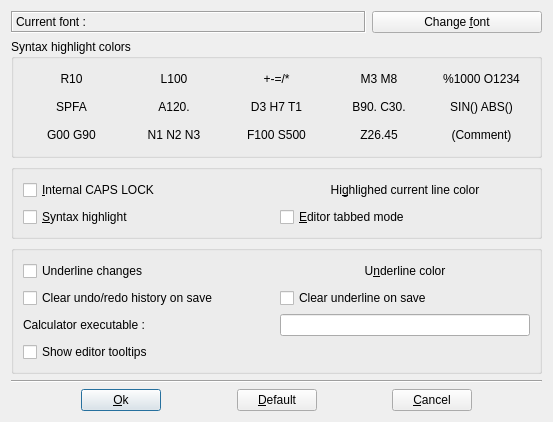
GCodeProjects/GCodeWorkShop, file src/setupdialog.ui: the form before one commit.
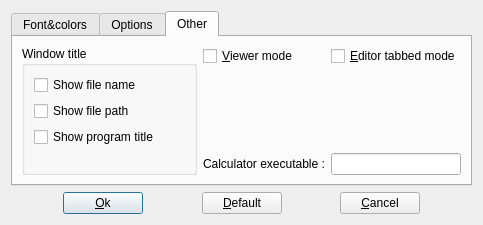
The form after the commit. The open tabs and pages were chosen to show the change. Icons and pictures are not drawn.

Commit message: New options in find and find file. Changes in configuration dialog. Changes in serial port configuration dialog.

The edit to the form file:
```diff
--- a/src/setupdialog.ui
+++ b/src/setupdialog.ui
@@ -6,14 +6,138 @@
    <rect>
     <x>0</x>
     <y>0</y>
-    <width>553</width>
-    <height>408</height>
+    <width>483</width>
+    <height>225</height>
    </rect>
   </property>
   <property name="windowTitle">
    <string>Dialog</string>
   </property>
-  <layout class="QVBoxLayout" name="verticalLayout_3">
+  <layout class="QGridLayout" name="gridLayout_5">
+   <item row="3" column="0">
+    <layout class="QHBoxLayout" name="horizontalLayout">
+     <item>
+      <spacer name="horizontalSpacer">
+       <property name="orientation">
+        <enum>Qt::Horizontal</enum>
+       </property>
+       <property name="sizeHint" stdset="0">
+        <size>
+         <width>40</width>
+         <height>20</height>
+        </size>
+       </property>
+      </spacer>
+     </item>
+     <item>
+      <widget class="QPushButton" name="okButton">
+       <property name="text">
+        <string>&amp;Ok</string>
+       </property>
+       <property name="icon">
+        <iconset resource="application.qrc">
+         <normaloff>:/images/ok.png</normaloff>:/images/ok.png</iconset>
+       </property>
+       <property name="default">
+        <bool>true</bool>
+       </property>
+      </widget>
+     </item>
+     <item>
+      <spacer name="horizontalSpacer_3">
+       <property name="orientation">
+        <enum>Qt::Horizontal</enum>
+       </property>
+       <property name="sizeHint" stdset="0">
+        <size>
+         <width>40</width>
+         <height>20</height>
+        </size>
+       </property>
+      </spacer>
+     </item>
+     <item>
+      <widget class="QPushButton" name="defaultButton">
+       <property name="text">
+        <string>&amp;Default</string>
+       </property>
+       <property name="icon">
+        <iconset resource="application.qrc">
+         <normaloff>:/images/default.png</normaloff>:/images/default.png</iconset>
+       </property>
+       <property name="autoDefault">
+        <bool>false</bool>
+       </property>
+      </widget>
+     </item>
+     <item>
+      <spacer name="horizontalSpacer_4">
+       <property name="orientation">
+        <enum>Qt::Horizontal</enum>
+       </property>
+       <property name="sizeHint" stdset="0">
+        <size>
+         <width>40</width>
+         <height>20</height>
+        </size>
+       </property>
+      </spacer>
+     </item>
+     <item>
+      <widget class="QPushButton" name="cancelButton">
+       <property name="text">
+        <string>&amp;Cancel</string>
+       </property>
+       <property name="icon">
+        <iconset resource="application.qrc">
+         <normaloff>:/images/window-close.png</normaloff>:/images/window-close.png</iconset>
+       </property>
+       <property name="autoDefault">
+        <bool>false</bool>
+       </property>
+      </widget>
+     </item>
+     <item>
+      <spacer name="horizontalSpacer_2">
+       <property name="orientation">
+        <enum>Qt::Horizontal</enum>
+       </property>
+       <property name="sizeHint" stdset="0">
+        <size>
+         <width>40</width>
+         <height>20</height>
+        </size>
+       </property>
+      </spacer>
+     </item>
+    </layout>
+   </item>
+   <item row="1" column="0">
+    <widget class="QTabWidget" name="tabWidget">
+     <property name="tabPosition">
+      <enum>QTabWidget::North</enum>
+     </property>
+     <property name="currentIndex">
+      <number>0</number>
+     </property>
+     <widget class="QWidget" name="fontColorTab">
+      <attribute name="title">
+       <string>Font&amp;&amp;colors</string>
+      </attribute>
+      <layout class="QVBoxLayout" name="verticalLayout_4">
+       <item>
+        <spacer name="verticalSpacer_2">
+         <property name="orientation">
+          <enum>Qt::Vertical</enum>
+         </property>
+         <property name="sizeHint" stdset="0">
+          <size>
+           <width>20</width>
+           <height>1</height>
+          </size>
+         </property>
+        </spacer>
+       </item>
    <item>
     <layout class="QHBoxLayout" name="horizontalLayout_2">
      <item>
@@ -51,11 +175,28 @@
     </layout>
    </item>
    <item>
-    <widget class="QGroupBox" name="buttonGroupBox">
-     <property name="title">
+        <spacer name="verticalSpacer_4">
+         <property name="orientation">
+          <enum>Qt::Vertical</enum>
+         </property>
+         <property name="sizeHint" stdset="0">
+          <size>
+           <width>20</width>
+           <height>40</height>
+          </size>
+         </property>
+        </spacer>
+       </item>
+       <item>
+        <widget class="QLabel" name="label_2">
+         <property name="text">
       <string>Syntax highlight colors</string>
      </property>
-     <layout class="QHBoxLayout" name="horizontalLayout_3">
+         <property name="alignment">
+          <set>Qt::AlignCenter</set>
+         </property>
+        </widget>
+       </item>
       <item>
        <layout class="QGridLayout" name="gridLayout">
         <item row="2" column="3">
@@ -218,30 +359,19 @@
       </item>
      </layout>
     </widget>
-   </item>
-   <item>
-    <widget class="QGroupBox" name="groupBox">
-     <property name="title">
-      <string/>
-     </property>
-     <layout class="QVBoxLayout" name="verticalLayout">
-      <item>
-       <layout class="QGridLayout" name="gridLayout_2">
-        <item row="0" column="0">
-         <widget class="QCheckBox" name="capsLockCheckBox">
-          <property name="text">
-           <string>&amp;Internal CAPS LOCK</string>
-          </property>
-         </widget>
-        </item>
-        <item row="1" column="0">
+     <widget class="QWidget" name="optionsTab">
+      <attribute name="title">
+       <string>Options</string>
+      </attribute>
+      <layout class="QGridLayout" name="gridLayout_6">
+       <item row="4" column="0">
          <widget class="QCheckBox" name="syntaxHCheckBox">
           <property name="text">
            <string>&amp;Syntax highlight</string>
           </property>
          </widget>
         </item>
-        <item row="0" column="1">
+       <item row="4" column="2">
          <widget class="QPushButton" name="curLineColorButton">
           <property name="toolTip">
            <string>Highlighed current line color</string>
@@ -257,34 +387,27 @@
           </property>
          </widget>
         </item>
-        <item row="1" column="1">
-         <widget class="QCheckBox" name="tabbedModecheckBox">
-          <property name="text">
-           <string>&amp;Editor tabbed mode</string>
-          </property>
-         </widget>
-        </item>
-       </layout>
-      </item>
-     </layout>
-    </widget>
-   </item>
-   <item>
-    <widget class="QGroupBox" name="groupBox_2">
-     <property name="title">
-      <string/>
-     </property>
-     <layout class="QVBoxLayout" name="verticalLayout_2">
-      <item>
-       <layout class="QGridLayout" name="gridLayout_3">
-        <item row="0" column="0">
+       <item row="4" column="1">
+        <spacer name="horizontalSpacer_5">
+         <property name="orientation">
+          <enum>Qt::Horizontal</enum>
+         </property>
+         <property name="sizeHint" stdset="0">
+          <size>
+           <width>40</width>
+           <height>20</height>
+          </size>
+         </property>
+        </spacer>
+       </item>
+       <item row="6" column="2">
          <widget class="QCheckBox" name="underlineCheckBox">
           <property name="text">
            <string>Underline changes</string>
           </property>
          </widget>
         </item>
-        <item row="0" column="1">
+       <item row="5" column="2">
          <widget class="QPushButton" name="underlineColorButton">
           <property name="toolTip">
            <string>Underline color</string>
@@ -300,6 +423,138 @@
           </property>
          </widget>
         </item>
+       <item row="5" column="0">
+        <widget class="QCheckBox" name="capsLockCheckBox">
+         <property name="text">
+          <string>&amp;Internal CAPS LOCK</string>
+         </property>
+        </widget>
+       </item>
+       <item row="6" column="0">
+        <widget class="QCheckBox" name="editorToolTipsCheckBox">
+         <property name="text">
+          <string>Show editor tooltips</string>
+         </property>
+         <property name="checked">
+          <bool>false</bool>
+         </property>
+        </widget>
+       </item>
+       <item row="7" column="0">
+        <widget class="QCheckBox" name="clearUndocheckBox">
+         <property name="toolTip">
+          <string>Clear undo/redo history on save</string>
+         </property>
+         <property name="text">
+          <string>Clear undo/redo history on save</string>
+         </property>
+        </widget>
+       </item>
+       <item row="7" column="2">
+        <widget class="QCheckBox" name="clearUnderlinecheckBox">
+         <property name="toolTip">
+          <string>Clear underline changes on save</string>
+         </property>
+         <property name="text">
+          <string>Clear underline on save</string>
+         </property>
+        </widget>
+       </item>
+       <item row="9" column="2">
+        <spacer name="verticalSpacer_3">
+         <property name="orientation">
+          <enum>Qt::Vertical</enum>
+         </property>
+         <property name="sizeHint" stdset="0">
+          <size>
+           <width>20</width>
+           <height>40</height>
+          </size>
+         </property>
+        </spacer>
+       </item>
+      </layout>
+     </widget>
+     <widget class="QWidget" name="otherTab">
+      <attribute name="title">
+       <string>Other</string>
+      </attribute>
+      <layout class="QHBoxLayout" name="horizontalLayout_3">
+       <item>
+        <widget class="QGroupBox" name="groupBox">
+         <property name="title">
+          <string>Window title</string>
+         </property>
+         <layout class="QGridLayout" name="gridLayout_2">
+          <item row="0" column="0">
+           <widget class="QCheckBox" name="fileNameCheckBox">
+            <property name="text">
+             <string>Show file name</string>
+            </property>
+           </widget>
+          </item>
+          <item row="1" column="0">
+           <widget class="QCheckBox" name="filePathCheckBox">
+            <property name="text">
+             <string>Show file path</string>
+            </property>
+           </widget>
+          </item>
+          <item row="2" column="0">
+           <widget class="QCheckBox" name="titleCheckBox">
+            <property name="text">
+             <string>Show program title</string>
+            </property>
+           </widget>
+          </item>
+          <item row="3" column="0">
+           <spacer name="verticalSpacer_5">
+            <property name="orientation">
+             <enum>Qt::Vertical</enum>
+            </property>
+            <property name="sizeHint" stdset="0">
+             <size>
+              <width>20</width>
+              <height>40</height>
+             </size>
+            </property>
+           </spacer>
+          </item>
+         </layout>
+        </widget>
+       </item>
+       <item>
+        <layout class="QGridLayout" name="gridLayout_3">
+         <item row="0" column="1">
+          <widget class="QCheckBox" name="tabbedModecheckBox">
+           <property name="text">
+            <string>&amp;Editor tabbed mode</string>
+           </property>
+          </widget>
+         </item>
+         <item row="0" column="0">
+          <widget class="QCheckBox" name="readOnlyModeCheckBox">
+           <property name="toolTip">
+            <string>If set, all files will be opened in read-only mode</string>
+           </property>
+           <property name="text">
+            <string>&amp;Viewer mode</string>
+           </property>
+          </widget>
+         </item>
+         <item row="4" column="1">
+          <spacer name="verticalSpacer">
+           <property name="orientation">
+            <enum>Qt::Vertical</enum>
+           </property>
+           <property name="sizeHint" stdset="0">
+            <size>
+             <width>20</width>
+             <height>40</height>
+            </size>
+           </property>
+          </spacer>
+         </item>
         <item row="5" column="1">
          <widget class="QLineEdit" name="calcLineEdit">
           <property name="sizePolicy">
@@ -320,146 +575,12 @@
           </property>
          </widget>
         </item>
-        <item row="1" column="0">
-         <widget class="QCheckBox" name="clearUndocheckBox">
-          <property name="toolTip">
-           <string>Clear undo/redo history on save</string>
-          </property>
-          <property name="text">
-           <string>Clear undo/redo history on save</string>
-          </property>
-         </widget>
-        </item>
-        <item row="1" column="1">
-         <widget class="QCheckBox" name="clearUnderlinecheckBox">
-          <property name="toolTip">
-           <string>Clear underline changes on save</string>
-          </property>
-          <property name="text">
-           <string>Clear underline on save</string>
-          </property>
-         </widget>
-        </item>
-        <item row="6" column="0">
-         <widget class="QCheckBox" name="editorToolTipsCheckBox">
-          <property name="text">
-           <string>Show editor tooltips</string>
-          </property>
-          <property name="checked">
-           <bool>false</bool>
-          </property>
-         </widget>
-        </item>
        </layout>
       </item>
      </layout>
     </widget>
-   </item>
-   <item>
-    <widget class="Line" name="line">
-     <property name="orientation">
-      <enum>Qt::Horizontal</enum>
-     </property>
     </widget>
    </item>
-   <item>
-    <layout class="QHBoxLayout" name="horizontalLayout">
-     <item>
-      <spacer name="horizontalSpacer">
-       <property name="orientation">
-        <enum>Qt::Horizontal</enum>
-       </property>
-       <property name="sizeHint" stdset="0">
-        <size>
-         <width>40</width>
-         <height>20</height>
-        </size>
-       </property>
-      </spacer>
-     </item>
-     <item>
-      <widget class="QPushButton" name="okButton">
-       <property name="text">
-        <string>&amp;Ok</string>
-       </property>
-       <property name="icon">
-        <iconset resource="application.qrc">
-         <normaloff>:/images/ok.png</normaloff>:/images/ok.png</iconset>
-       </property>
-       <property name="default">
-        <bool>true</bool>
-       </property>
-      </widget>
-     </item>
-     <item>
-      <spacer name="horizontalSpacer_3">
-       <property name="orientation">
-        <enum>Qt::Horizontal</enum>
-       </property>
-       <property name="sizeHint" stdset="0">
-        <size>
-         <width>40</width>
-         <height>20</height>
-        </size>
-       </property>
-      </spacer>
-     </item>
-     <item>
-      <widget class="QPushButton" name="defaultButton">
-       <property name="text">
-        <string>&amp;Default</string>
-       </property>
-       <property name="icon">
-        <iconset resource="application.qrc">
-         <normaloff>:/images/default.png</normaloff>:/images/default.png</iconset>
-       </property>
-       <property name="autoDefault">
-        <bool>false</bool>
-       </property>
-      </widget>
-     </item>
-     <item>
-      <spacer name="horizontalSpacer_4">
-       <property name="orientation">
-        <enum>Qt::Horizontal</enum>
-       </property>
-       <property name="sizeHint" stdset="0">
-        <size>
-         <width>40</width>
-         <height>20</height>
-        </size>
-       </property>
-      </spacer>
-     </item>
-     <item>
-      <widget class="QPushButton" name="cancelButton">
-       <property name="text">
-        <string>&amp;Cancel</string>
-       </property>
-       <property name="icon">
-        <iconset resource="application.qrc">
-         <normaloff>:/images/window-close.png</normaloff>:/images/window-close.png</iconset>
-       </property>
-       <property name="autoDefault">
-        <bool>false</bool>
-       </property>
-      </widget>
-     </item>
-     <item>
-      <spacer name="horizontalSpacer_2">
-       <property name="orientation">
-        <enum>Qt::Horizontal</enum>
-       </property>
-       <property name="sizeHint" stdset="0">
-        <size>
-         <width>40</width>
-         <height>20</height>
-        </size>
-       </property>
-      </spacer>
-     </item>
-    </layout>
-   </item>
   </layout>
  </widget>
  <tabstops>
```
Left out of the diff: 5 changed lines with no effect on the pictures. Lines whose indentation alone changed are shown as unchanged. The commit also changes 26 other files.
